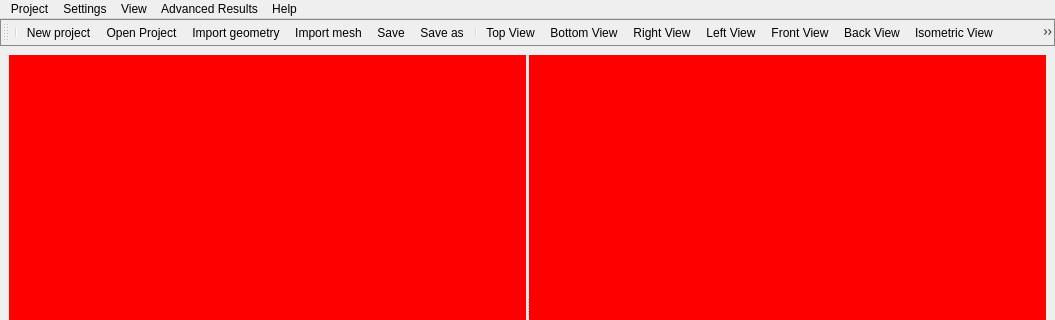
This is vibra/interface/data/ui_files/main_window.ui in MOPT-UFSC/VIBRA as Qt 5 draws it before an edit; both pictures show x 0 to 1055 and y 0 to 320 of the 1055 by 587 pixel window. The edited form follows.
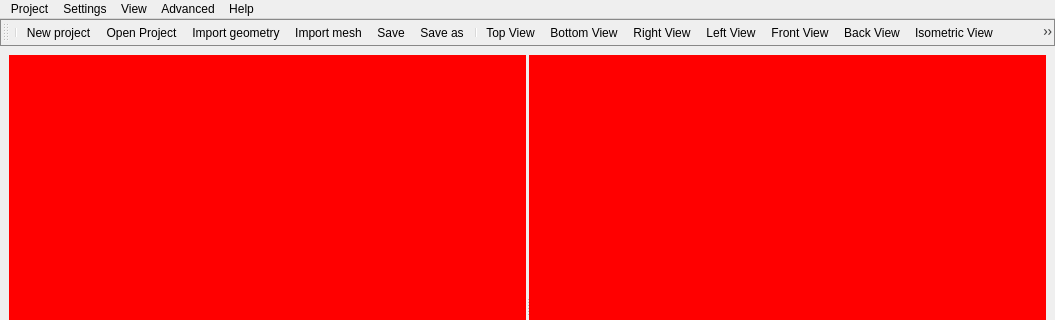
This is the edited form. Icons and pictures are not drawn.

The edit to the form file:
```diff
--- a/vibra/interface/data/ui_files/main_window.ui
+++ b/vibra/interface/data/ui_files/main_window.ui
@@ -141,7 +141,7 @@
      <x>0</x>
      <y>0</y>
      <width>1055</width>
-     <height>25</height>
+     <height>21</height>
     </rect>
    </property>
    <widget class="QMenu" name="menu_project">
@@ -187,7 +187,7 @@
    </widget>
    <widget class="QMenu" name="advanced_results_menu">
     <property name="title">
-     <string>Advanced Results</string>
+     <string>Advanced</string>
     </property>
     <addaction name="action_export_element_transfer_data"/>
    </widget>
```
Left out of the diff: 25 changed lines with no effect on the pictures.
